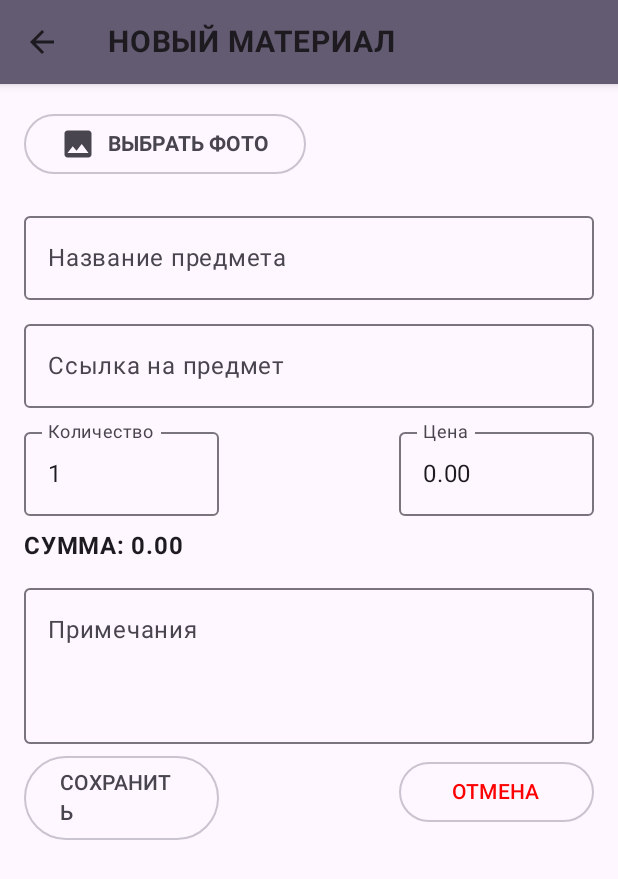
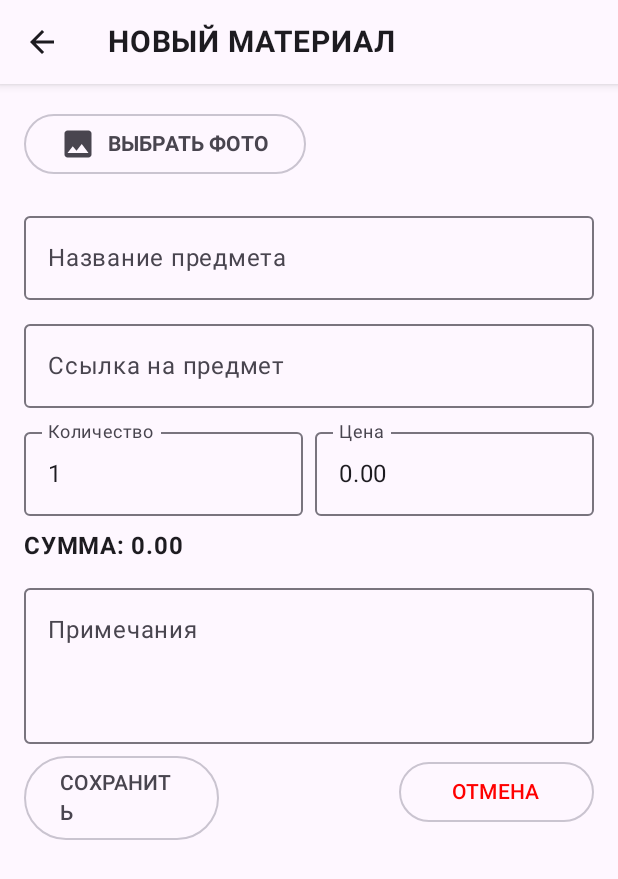
Before and after one commit to Distaid/PriceCount, an Android app built with Jetpack Compose: the screen it shows after launch (MainActivity), after a tap on "ДОБАВИТЬ МАТЕРИАЛ", on a phone screen of 412 x 824 dp. Shown: the top 879 px of the screen. Run offline under Robolectric (Android 15) with nearby library versions, the phone set to English and light mode, and no system bars; our stand-ins replace accompanist; libraries missing offline, so code that uses them is left out: com.google.accompanist.navigation.

Commit message:
Some colors

```diff
--- a/app/src/main/java/aid/distaid/pricecount/ui/AidBackTopAppBar.kt
+++ b/app/src/main/java/aid/distaid/pricecount/ui/AidBackTopAppBar.kt
@@ -33,7 +33,7 @@ fun AidBackTopAppBar(
                 )
             }
         },
-        backgroundColor = MaterialTheme.colorScheme.secondary
+        backgroundColor = MaterialTheme.colorScheme.surface
     )
 }
 
@@ -58,6 +58,6 @@ fun AidBackTopAppBar(
                 )
             }
         },
-        backgroundColor = MaterialTheme.colorScheme.secondary
+        backgroundColor = MaterialTheme.colorScheme.surface
     )
 }
--- a/app/src/main/java/aid/distaid/pricecount/ui/AidBottomAppBar.kt
+++ b/app/src/main/java/aid/distaid/pricecount/ui/AidBottomAppBar.kt
@@ -12,7 +12,6 @@ import androidx.compose.foundation.layout.fillMaxWidth
 import androidx.compose.foundation.layout.height
 import androidx.compose.foundation.layout.padding
 import androidx.compose.foundation.layout.width
-import androidx.compose.foundation.shape.RoundedCornerShape
 import androidx.compose.material3.OutlinedButton
 import androidx.compose.material3.Icon
 import androidx.compose.material3.MaterialTheme
@@ -31,20 +30,12 @@ fun AidBottomAppBar(
     itemsSum: Float,
     itemsCount: Int
 ) {
-    Box(
-        modifier = Modifier
-            .background(
-                MaterialTheme.colorScheme.primary,
-                shape = RoundedCornerShape(topStartPercent = 10, topEndPercent = 10)
-            )
-    ) {
+    Box {
         Column(
             modifier = Modifier
                 .fillMaxWidth()
-                .padding(start = 0.dp, top = 1.dp, end = 0.dp, bottom = 0.dp)
                 .background(
-                    MaterialTheme.colorScheme.secondary,
-                    shape = RoundedCornerShape(topStartPercent = 10, topEndPercent = 10)
+                    MaterialTheme.colorScheme.surface
                 )
                 .padding(16.dp)
         ) {
--- a/app/src/main/java/aid/distaid/pricecount/ui/AidTopAppBar.kt
+++ b/app/src/main/java/aid/distaid/pricecount/ui/AidTopAppBar.kt
@@ -54,6 +54,6 @@ fun AidTopAppBar(
                 }
             }
         },
-        backgroundColor = MaterialTheme.colorScheme.secondary
+        backgroundColor = MaterialTheme.colorScheme.surface
     )
 }
--- a/app/src/main/java/aid/distaid/pricecount/ui/screens/CreateProductScreen.kt
+++ b/app/src/main/java/aid/distaid/pricecount/ui/screens/CreateProductScreen.kt
@@ -169,12 +169,11 @@ fun CreateItemScreen(
                 )
                 Spacer(modifier = Modifier.fillMaxWidth().height(8.dp))
                 Row(
-                    modifier = Modifier.fillMaxWidth(),
-                    horizontalArrangement = Arrangement.SpaceBetween
+                    modifier = Modifier.fillMaxWidth()
                 ) {
                     OutlinedTextField(
                         modifier = Modifier
-                            .width(130.dp)
+                            .weight(1f)
                             .onFocusChanged { state ->
                                 if (!state.hasFocus && newProduct.count == "") {
                                     newProduct = newProduct.copy(count = "1")
@@ -195,9 +194,10 @@ fun CreateItemScreen(
                             calculateSum()
                         }
                     )
+                    Spacer(modifier = Modifier.width(8.dp))
                     OutlinedTextField(
                         modifier = Modifier
-                            .width(130.dp)
+                            .weight(1f)
                             .onFocusChanged { state ->
                                 if (!state.hasFocus) {
                                     roundPrice()
--- a/app/src/main/java/aid/distaid/pricecount/ui/theme/Theme.kt
+++ b/app/src/main/java/aid/distaid/pricecount/ui/theme/Theme.kt
@@ -18,7 +18,11 @@ import androidx.core.view.WindowCompat
 
 private val DarkColorScheme = darkColorScheme(
     primary = Color.Cyan,
-    secondary = Color(0xFF111111),
+    secondary = Color.White,
+    surface = Color(0xFF111111),
+    surfaceVariant = Color.White,
+    onSurface = Color.White,
+    onSurfaceVariant = Color.White,
     tertiary = Pink80
 )
 
@@ -26,16 +30,6 @@ private val LightColorScheme = lightColorScheme(
     primary = Purple40,
     secondary = PurpleGrey40,
     tertiary = Pink40
-
-    /* Other default colors to override
-    background = Color(0xFFFFFBFE),
-    surface = Color(0xFFFFFBFE),
-    onPrimary = Color.White,
-    onSecondary = Color.White,
-    onTertiary = Color.White,
-    onBackground = Color(0xFF1C1B1F),
-    onSurface = Color(0xFF1C1B1F),
-    */
 )
 
 @Composable
@@ -58,7 +52,7 @@ fun PriceCountTheme(
     if (!view.isInEditMode) {
         SideEffect {
             val window = (view.context as Activity).window
-            window.statusBarColor = colorScheme.secondary.toArgb()
+            window.statusBarColor = colorScheme.surface.toArgb()
             WindowCompat.getInsetsController(window, view).isAppearanceLightStatusBars = darkTheme
         }
     }
```
